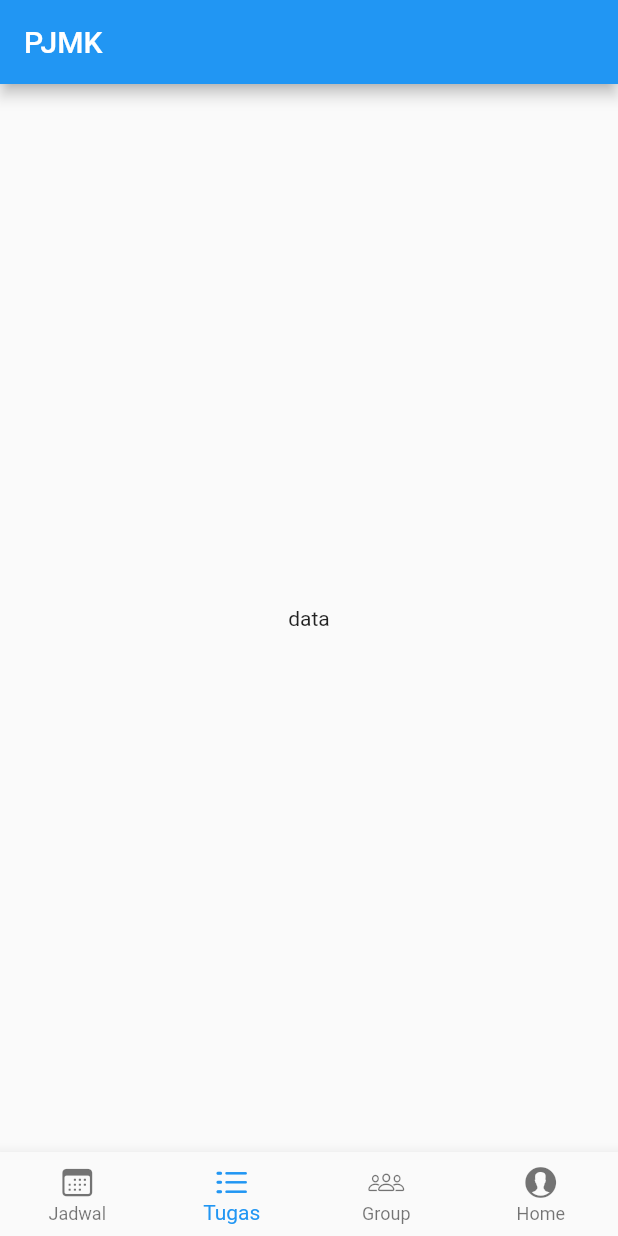
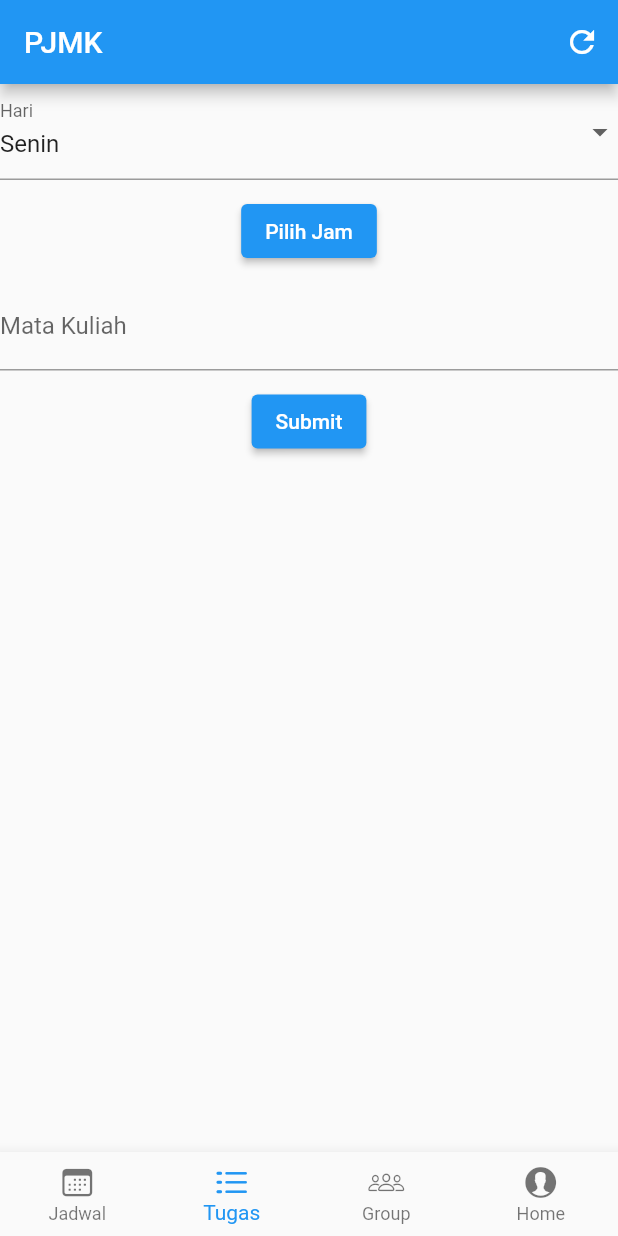
Before and after one commit to moechacino/flutter_application_1, a Flutter app: the MemberHome screen opened directly, on a phone screen of 412 x 824 dp. Run offline on Flutter 3.47's test engine with Material 2 defaults, Android fonts, the phone set to English and light mode, and no system bars; our stand-ins replace cloud_firestore, firebase_auth, firebase_core, get; accounts and stored records are empty.

Commit message:
jadwal update

```diff
--- a/lib/main.dart
+++ b/lib/main.dart
@@ -1,10 +1,10 @@
 import 'package:flutter/material.dart';
-import 'package:flutter_application_1/src/screens/member_home.dart';
+import 'package:flutter_application_1/src/screens/member_home_TRI21.dart';
 import "src/screens/welcome_screens.dart";
 import 'package:get/get.dart';
 import 'src/screens/login_screen.dart';
 import 'src/screens/register_screen.dart';
-import 'src/screens/member_home.dart';
+import 'src/screens/member_home_TRI21.dart';
 import 'package:firebase_core/firebase_core.dart';
 
 void main() async {
--- /dev/null
+++ b/lib/src/screens/form.dart
@@ -0,0 +1,114 @@
+import 'package:flutter/material.dart';
+import 'package:cloud_firestore/cloud_firestore.dart';
+
+class ScheduleForm extends StatefulWidget {
+  @override
+  _ScheduleFormState createState() => _ScheduleFormState();
+}
+
+class _ScheduleFormState extends State<ScheduleForm> {
+  final FirebaseFirestore _firestore = FirebaseFirestore.instance;
+  Future<void> addSchedule(Map<String, dynamic> scheduleData) async {
+    try {
+      await _firestore.collection('schedules').add(scheduleData);
+      print('Jadwal berhasil ditambahkan');
+    } catch (e) {
+      print('Terjadi kesalahan saat menambahkan jadwal: $e');
+    }
+  }
+
+  final GlobalKey<FormState> _formKey = GlobalKey<FormState>();
+  final TextEditingController _mataKuliahController = TextEditingController();
+  String _selectedHari = 'Senin';
+  TimeOfDay? _selectedTime;
+
+  void _submitForm() {
+    if (_formKey.currentState!.validate()) {
+      // Membuat map data jadwal kuliah
+      Map<String, dynamic> newSchedule = {
+        'hari': _selectedHari,
+        'jam': _selectedTime != null ? _selectedTime!.format(context) : '',
+        'mataKuliah': _mataKuliahController.text,
+      };
+
+      // Panggil fungsi addSchedule atau updateSchedule sesuai kebutuhan
+      // Jika Anda ingin menambahkan jadwal baru, gunakan addSchedule
+      // Jika Anda ingin memperbarui jadwal yang sudah ada, gunakan updateSchedule dengan memasukkan docId yang sesuai
+      // Contoh:
+      addSchedule(newSchedule);
+      // updateSchedule(docId, newSchedule);
+
+      // Mengosongkan nilai input setelah submit
+      _mataKuliahController.clear();
+      setState(() {
+        _selectedHari = 'Senin';
+        _selectedTime = null;
+      });
+    }
+  }
+
+  @override
+  Widget build(BuildContext context) {
+    return Form(
+      key: _formKey,
+      child: Column(
+        children: [
+          DropdownButtonFormField<String>(
+            value: _selectedHari,
+            onChanged: (newValue) {
+              setState(() {
+                _selectedHari = newValue!;
+              });
+            },
+            items: <String>[
+              'Senin',
+              'Selasa',
+              'Rabu',
+              'Kamis',
+              'Jumat',
+              'Sabtu',
+              'Minggu',
+            ].map<DropdownMenuItem<String>>((String value) {
+              return DropdownMenuItem<String>(
+                value: value,
+                child: Text(value),
+              );
+            }).toList(),
+            decoration: InputDecoration(labelText: 'Hari'),
+          ),
+          SizedBox(height: 10),
+          ElevatedButton(
+            onPressed: () async {
+              final TimeOfDay? selectedTime = await showTimePicker(
+                context: context,
+                initialTime: TimeOfDay.now(),
+              );
+              setState(() {
+                _selectedTime = selectedTime;
+              });
+            },
+            child: Text(_selectedTime != null
+                ? _selectedTime!.format(context)
+                : 'Pilih Jam'),
+          ),
+          SizedBox(height: 10),
+          TextFormField(
+            controller: _mataKuliahController,
+            decoration: InputDecoration(labelText: 'Mata Kuliah'),
+            validator: (value) {
+              if (value == null || value.isEmpty) {
+                return 'Harap masukkan mata kuliah';
+              }
+              return null;
+            },
+          ),
+          SizedBox(height: 10),
+          ElevatedButton(
+            onPressed: _submitForm,
+            child: Text('Submit'),
+          ),
+        ],
+      ),
+    );
+  }
+}
--- a/lib/src/screens/login_screen.dart
+++ b/lib/src/screens/login_screen.dart
@@ -1,6 +1,6 @@
 import 'package:firebase_auth/firebase_auth.dart';
 import 'package:flutter/material.dart';
-import 'package:flutter_application_1/src/screens/member_home.dart';
+import 'package:flutter_application_1/src/screens/member_home_TRI21.dart';
 import 'package:get/get.dart';
 
 class LoginScreen extends StatelessWidget {
--- a/lib/src/screens/member_home.dart
+++ /dev/null
@@ -1,56 +0,0 @@
-import 'package:flutter/cupertino.dart';
-import 'package:flutter/material.dart';
-import 'package:get/get.dart';
-
-class MemberHome extends StatefulWidget {
-  @override
-  _MemberHomeState createState() => _MemberHomeState();
-}
-
-class _MemberHomeState extends State<MemberHome> {
-  int _currentIndex = 1;
-  final tabs = [
-    Center(
-      child: Text('Home'),
-    ),
-    Center(
-      child: Text('data'),
-    ),
-    Center(
-      child: Text('data2'),
-    ),
-    Center(
-      child: Text('data3'),
-    )
-  ];
-  @override
-  Widget build(BuildContext context) {
-    // TODO: implement build
-    return Scaffold(
-      appBar: AppBar(
-        automaticallyImplyLeading: false,
-        title: Text("PJMK"),
-      ),
-      body: tabs[_currentIndex],
-      bottomNavigationBar: BottomNavigationBar(
-        currentIndex: _currentIndex,
-        type: BottomNavigationBarType.fixed,
-        items: [
-          BottomNavigationBarItem(
-              label: 'Jadwal', icon: Icon(CupertinoIcons.calendar)),
-          BottomNavigationBarItem(
-              label: 'Tugas', icon: Icon(CupertinoIcons.list_dash)),
-          BottomNavigationBarItem(
-              label: 'Group', icon: Icon(CupertinoIcons.person_3)),
-          BottomNavigationBarItem(
-              label: 'Home', icon: Icon(CupertinoIcons.person_alt_circle_fill))
-        ],
-        onTap: (index) {
-          setState(() {
-            _currentIndex = index;
-          });
-        },
-      ),
-    );
-  }
-}
--- /dev/null
+++ b/lib/src/screens/member_home_TRI21.dart
@@ -0,0 +1,201 @@
+import 'package:flutter/cupertino.dart';
+import 'package:flutter/material.dart';
+import 'package:cloud_firestore/cloud_firestore.dart';
+import 'package:get/get.dart';
+import 'form.dart';
+
+class MemberHome extends StatefulWidget {
+  @override
+  _MemberHomeState createState() => _MemberHomeState();
+}
+
+final FirebaseFirestore _firestore = FirebaseFirestore.instance;
+Future<List<Map<String, dynamic>>> fetchScheduleData() async {
+  try {
+    QuerySnapshot querySnapshot =
+        await _firestore.collection('schedules').get();
+    return querySnapshot.docs
+        .map((doc) => doc.data() as Map<String, dynamic>)
+        .toList();
+  } catch (e) {
+    print('Terjadi kesalahan saat mengambil data jadwal: $e');
+    return [];
+  }
+}
+
+class _MemberHomeState extends State<MemberHome> {
+  int _currentIndex = 1;
+  final List<String> daysOrder = [
+    'Senin',
+    'Selasa',
+    'Rabu',
+    'Kamis',
+    'Jumat',
+    'Sabtu',
+    'Minggu',
+  ];
+  // Fungsi untuk memperbarui jadwal
+  Future<void> _refreshSchedule() async {
+    // Tambahkan logika untuk memperbarui jadwal sesuai kebutuhan Anda
+    // Misalnya, memanggil fungsi fetchScheduleData() kembali untuk mendapatkan jadwal terbaru
+
+    setState(() {
+      // Memperbarui tampilan jadwal setelah proses refresh selesai
+    });
+  }
+
+  @override
+  Widget build(BuildContext context) {
+    Widget _buildScheduleTable() {
+      return FutureBuilder<List<Map<String, dynamic>>>(
+        future: fetchScheduleData(),
+        builder: (context, snapshot) {
+          if (snapshot.connectionState == ConnectionState.waiting) {
+            return Center(child: CircularProgressIndicator());
+          } else if (snapshot.hasError) {
+            return Center(child: Text('Terjadi kesalahan saat mengambil data'));
+          } else {
+            List<Map<String, dynamic>> scheduleData = snapshot.data!;
+
+            // Sort the schedule by day and time
+            scheduleData.sort((a, b) {
+              int indexA = daysOrder.indexOf(a['hari']);
+              int indexB = daysOrder.indexOf(b['hari']);
+              if (indexA != indexB) {
+                return indexA.compareTo(indexB);
+              } else {
+                // Extract the time components from the time string
+                List<String> timeA = a['jam'].split(':');
+                List<String> timeB = b['jam'].split(':');
+
+                // Convert the time components to integers
+                int hourA = int.parse(timeA[0]);
+                int hourB = int.parse(timeB[0]);
+                int minuteA = int.parse(timeA[1].split(' ')[0]);
+                int minuteB = int.parse(timeB[1].split(' ')[0]);
+
+                // Compare the time components
+                if (hourA != hourB) {
+                  return hourA.compareTo(hourB);
+                } else {
+                  return minuteA.compareTo(minuteB);
+                }
+              }
+            });
+
+            // Merge schedule data with the same day
+            List<Map<String, dynamic>> mergedScheduleData = [];
+            String currentDay = '';
+            List<String> currentMataKuliah = [];
+            List<String> currentJam = [];
+            for (int i = 0; i < scheduleData.length; i++) {
+              Map<String, dynamic> data = scheduleData[i];
+              if (data['hari'] != currentDay) {
+                if (currentDay.isNotEmpty) {
+                  mergedScheduleData.add({
+                    'hari': currentDay,
+                    'jam': currentJam.join('\n'),
+                    'mataKuliah': currentMataKuliah.join('\n'),
+                  });
+                }
+                currentDay = data['hari'];
+                currentJam = [data['jam']];
+                currentMataKuliah = [data['mataKuliah']];
+              } else {
+                currentJam.add(data['jam']);
+                currentMataKuliah.add(data['mataKuliah']);
+              }
+            }
+            // Add the last group of data
+            if (currentDay.isNotEmpty) {
+              mergedScheduleData.add({
+                'hari': currentDay,
+                'jam': currentJam.join('\n'),
+                'mataKuliah': currentMataKuliah.join('\n'),
+              });
+            }
+
+            return SingleChildScrollView(
+              child: DataTable(
+                columns: const <DataColumn>[
+                  DataColumn(
+                    label: Text(
+                      'Hari',
+                      style: TextStyle(fontWeight: FontWeight.bold),
+                    ),
+                  ),
+                  DataColumn(
+                    label: Text(
+                      'Jam',
+                      style: TextStyle(fontWeight: FontWeight.bold),
+                    ),
+                  ),
+                  DataColumn(
+                    label: Text(
+                      'Mata Kuliah',
+                      style: TextStyle(fontWeight: FontWeight.bold),
+                    ),
+                  ),
+                ],
+                rows: mergedScheduleData.map((data) {
+                  return DataRow(
+                    cells: <DataCell>[
+                      DataCell(Text(data['hari'])),
+                      DataCell(Text(data['jam'])),
+                      DataCell(Text(data['mataKuliah'])),
+                    ],
+                  );
+                }).toList(),
+              ),
+            );
+          }
+        },
+      );
+    }
+
+    final tabs = [
+      // Ubah tab pertama menjadi tampilan jadwal kuliah
+      _buildScheduleTable(), // Menampilkan tabel jadwal kuliah
+      ScheduleForm(),
+      Center(
+        child: Text('Group'),
+      ),
+      Center(
+        child: Text('Home'),
+      )
+    ];
+
+    return Scaffold(
+      appBar: AppBar(
+        automaticallyImplyLeading: false,
+        title: Text("PJMK"),
+        actions: [
+          IconButton(
+            icon: Icon(Icons.refresh),
+            onPressed: _refreshSchedule,
+          ),
+        ],
+      ),
+      body: tabs[_currentIndex],
+      bottomNavigationBar: BottomNavigationBar(
+        currentIndex: _currentIndex,
+        type: BottomNavigationBarType.fixed,
+        items: [
+          BottomNavigationBarItem(
+              label: 'Jadwal', icon: Icon(CupertinoIcons.calendar)),
+          BottomNavigationBarItem(
+              label: 'Tugas', icon: Icon(CupertinoIcons.list_dash)),
+          BottomNavigationBarItem(
+              label: 'Group', icon: Icon(CupertinoIcons.person_3)),
+          BottomNavigationBarItem(
+              label: 'Home', icon: Icon(CupertinoIcons.person_alt_circle_fill))
+        ],
+        onTap: (index) {
+          setState(() {
+            _currentIndex = index;
+          });
+        },
+      ),
+    );
+  }
+}
--- a/pubspec.yaml
+++ b/pubspec.yaml
@@ -17,6 +17,8 @@ dependencies:
   firebase_database: ^10.2.1
   flutter_native_splash: ^2.2.7
   get: ^4.6.1
+  cloud_firestore: ^4.8.0
+  intl: ^0.18.1
 
 
 dev_dependencies:
```
Also changed, not shown: lib/src/screens/pj_home_TRI21.dart (renamed from lib/src/screens/pj_home.dart), pubspec.lock, 3 other files.
